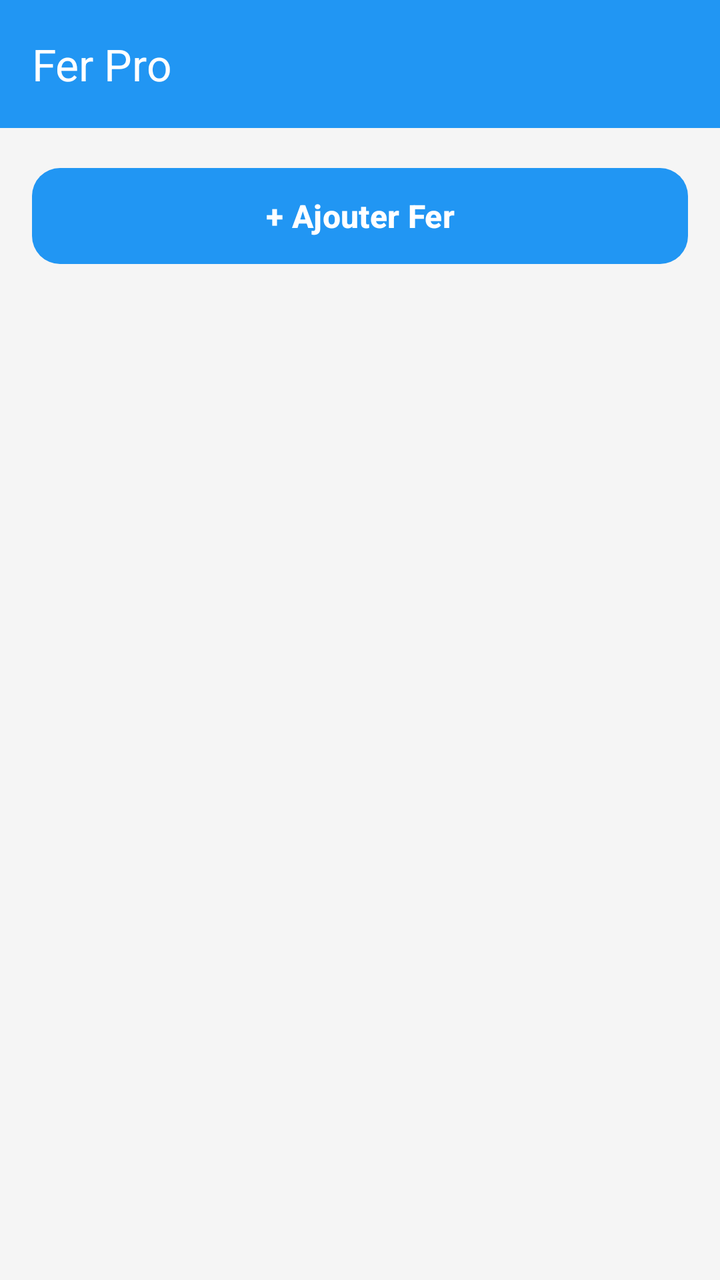
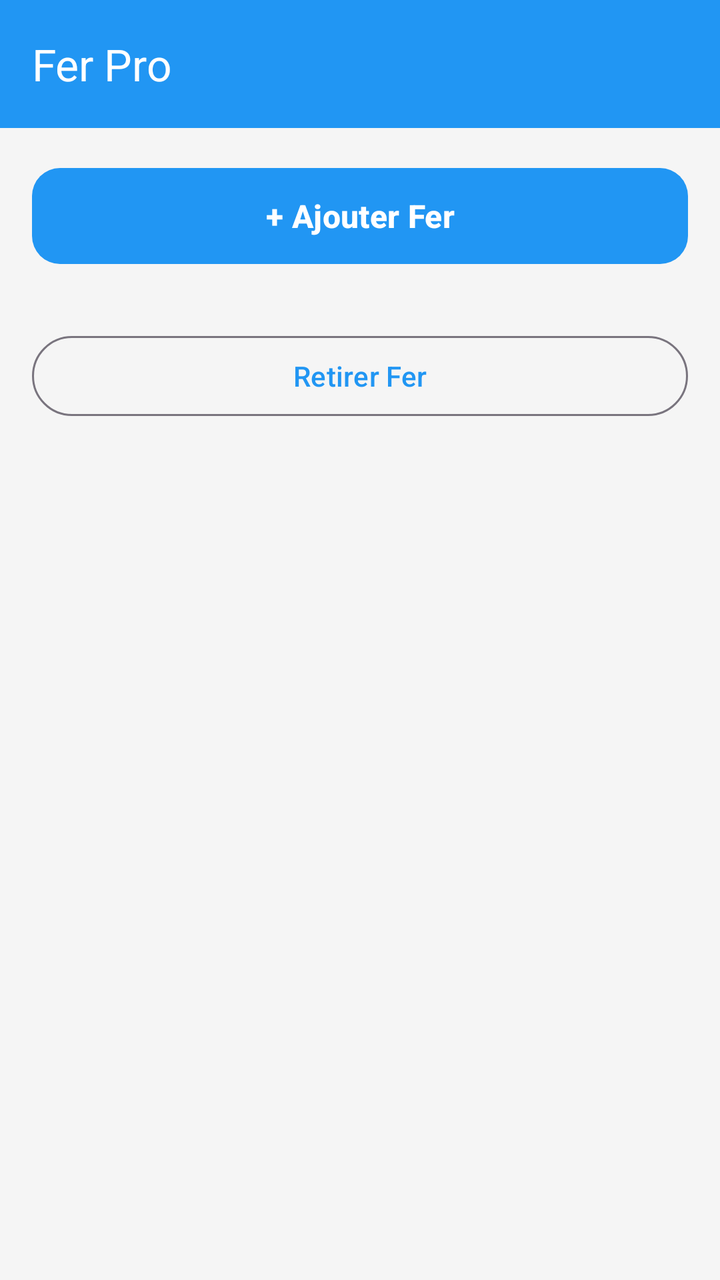

Compare the two renders of this Android layout. The source of the first and the diff that turns it into the second are given below.
<!-- AndroidManifest.xml: application theme Theme.GKMBarFer -->
<!-- res/layout/activity_stock.xml -->
<?xml version="1.0" encoding="utf-8"?>
<androidx.drawerlayout.widget.DrawerLayout
    xmlns:android="http://schemas.android.com/apk/res/android"
    xmlns:app="http://schemas.android.com/apk/res-auto"
    android:id="@+id/drawerLayout"
    android:layout_width="match_parent"
    android:layout_height="match_parent">

    <LinearLayout
        android:layout_width="match_parent"
        android:layout_height="match_parent"
        android:orientation="vertical"
        android:background="@color/background">

        <include layout="@layout/layout_header" />

        <ScrollView
            android:layout_width="match_parent"
            android:layout_height="0dp"
            android:layout_weight="1"
            android:padding="16dp">

            <LinearLayout
                android:layout_width="match_parent"
                android:layout_height="wrap_content"
                android:orientation="vertical">

                <Button
                    android:id="@+id/btnAjouterFer"
                    style="@style/Widget.Material3.Button"
                    android:layout_width="match_parent"
                    android:layout_height="56dp"
                    android:layout_marginBottom="20dp"
                    android:text="+ Ajouter Fer"
                    android:textAllCaps="false"
                    android:textSize="16sp"
                    android:textStyle="bold"
                    android:textColor="@color/white"
                    app:backgroundTint="@color/primary"
                    app:cornerRadius="14dp"
                    app:elevation="3dp" />

                <TextView
                    android:id="@+id/tvStockVide"
                    android:layout_width="match_parent"
                    android:layout_height="wrap_content"
                    android:text="Aucun fer en stock pour l'instant."
                    android:textColor="@color/on_surface"
                    android:textSize="14sp"
                    android:gravity="center"
                    android:padding="24dp"
                    android:visibility="gone" />

                <LinearLayout
                    android:id="@+id/layoutStock"
                    android:layout_width="match_parent"
                    android:layout_height="wrap_content"
                    android:orientation="vertical" />

            </LinearLayout>
        </ScrollView>

    </LinearLayout>

    <com.google.android.material.navigation.NavigationView
        android:id="@+id/navigationView"
        android:layout_width="wrap_content"
        android:layout_height="match_parent"
        android:layout_gravity="start"
        app:headerLayout="@layout/nav_header"
        app:menu="@menu/drawer_menu" />

</androidx.drawerlayout.widget.DrawerLayout>
<!-- res/layout/layout_header.xml (included above) -->
<?xml version="1.0" encoding="utf-8"?>
<com.google.android.material.appbar.MaterialToolbar
    xmlns:android="http://schemas.android.com/apk/res/android"
    xmlns:app="http://schemas.android.com/apk/res-auto"
    android:id="@+id/toolbar"
    android:layout_width="match_parent"
    android:layout_height="?attr/actionBarSize"
    android:background="@color/primary"
    android:minHeight="?attr/actionBarSize"
    app:title="@string/app_name"
    app:titleTextColor="@color/white" />
<!-- res/layout/nav_header.xml (included above) -->
<?xml version="1.0" encoding="utf-8"?>
<LinearLayout xmlns:android="http://schemas.android.com/apk/res/android"
    android:layout_width="match_parent"
    android:layout_height="160dp"
    android:background="@color/primary"
    android:gravity="center_vertical"
    android:orientation="vertical"
    android:padding="16dp">

    <ImageView
        android:layout_width="56dp"
        android:layout_height="56dp"
        android:layout_marginBottom="8dp"
        android:contentDescription="@string/app_name"
        android:src="@mipmap/ic_launcher" />

    <TextView
        android:layout_width="wrap_content"
        android:layout_height="wrap_content"
        android:text="@string/app_name"
        android:textColor="@color/white"
        android:textSize="18sp"
        android:textStyle="bold" />

</LinearLayout>
<!-- resources referenced by this layout -->
<resources>
  <color name="background">#F5F5F5</color>
  <color name="on_surface">#212121</color>
  <color name="primary">#2196F3</color>
  <color name="white">#FFFFFFFF</color>
  <!-- mipmap ic_launcher (mipmap-anydpi-v26) -->
  <?xml version="1.0" encoding="utf-8"?>
  <adaptive-icon xmlns:android="http://schemas.android.com/apk/res/android">
      <background android:drawable="@drawable/ic_launcher_background"/>
      <foreground android:drawable="@mipmap/ic_launcher_foreground"/>
  </adaptive-icon>
  <string name="app_name">Fer Pro</string>
  <style name="Theme.GKMBarFer" parent="Base.Theme.GKMBarFer" />
  <!-- drawable ic_launcher_background: vector/xml drawable (drawable, 4866 chars, omitted) -->
  <style name="Base.Theme.GKMBarFer" parent="Theme.Material3.Light.NoActionBar">
          <item name="colorPrimary">@color/primary</item>
          <item name="colorPrimaryVariant">@color/primary_dark</item>
          <item name="colorOnPrimary">@color/white</item>
          <item name="android:windowBackground">@color/background</item>
          <item name="android:forceDarkAllowed" tools:targetApi="29">false</item>
      </style>
  <color name="primary_dark">#1976D2</color>
</resources>

<!-- the commit's change to res/layout/activity_stock.xml (unified diff, before → after) -->
@@ -39,6 +39,14 @@
                     app:backgroundTint="@color/primary"
                     app:cornerRadius="14dp"
                     app:elevation="3dp" />
+
+                <com.google.android.material.button.MaterialButton
+                    android:id="@+id/btnRetirerFer"
+                    style="@style/Widget.Material3.Button.OutlinedButton"
+                    android:layout_width="match_parent"
+                    android:layout_height="wrap_content"
+                    android:layout_marginTop="8dp"
+                    android:text="Retirer Fer" />
 
                 <TextView
                     android:id="@+id/tvStockVide"
